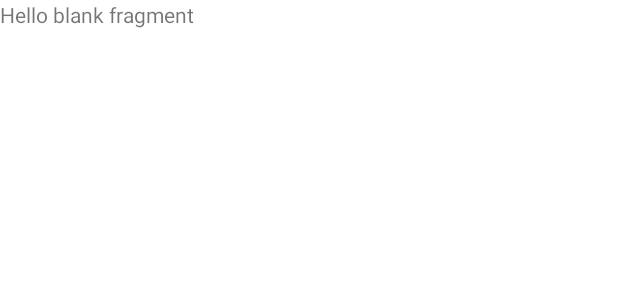
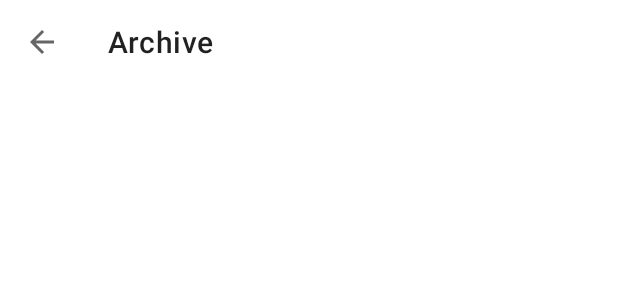
Before and after one commit to william-waiyanhtat/Progress, an Android app: the layout fragment_archive.xml on its own in the app's theme, with its tools: preview values and no code run, on a phone screen of 412 x 824 dp. Shown: the top 300 px of the screen. Run offline under Robolectric (Android 15) with nearby library versions, the phone set to English and light mode, and no system bars.

Commit message:
Add Button Change to toolbar

```diff
--- a/app/src/main/res/layout/fragment_archive.xml
+++ b/app/src/main/res/layout/fragment_archive.xml
@@ -1,14 +1,28 @@
 <?xml version="1.0" encoding="utf-8"?>
-<FrameLayout xmlns:android="http://schemas.android.com/apk/res/android"
+<androidx.constraintlayout.widget.ConstraintLayout xmlns:android="http://schemas.android.com/apk/res/android"
+    xmlns:app="http://schemas.android.com/apk/res-auto"
     xmlns:tools="http://schemas.android.com/tools"
     android:layout_width="match_parent"
     android:layout_height="match_parent"
     tools:context=".ui.fragment.ArchiveFragment">
 
-    <!-- TODO: Update blank fragment layout -->
-    <TextView
+    <androidx.appcompat.widget.Toolbar
+        android:id="@+id/toolbar2"
         android:layout_width="match_parent"
-        android:layout_height="match_parent"
-        android:text="@string/hello_blank_fragment" />
+        android:layout_height="wrap_content"
+        app:layout_constraintEnd_toEndOf="parent"
+        app:layout_constraintStart_toStartOf="parent"
+        app:layout_constraintTop_toTopOf="parent"
+        app:title="Archive"
+        android:elevation="8dp"
+        app:navigationIcon="?attr/homeAsUpIndicator"/>
 
-</FrameLayout>
+    <androidx.recyclerview.widget.RecyclerView
+        android:layout_width="match_parent"
+        android:layout_height="0dp"
+        app:layout_constraintBottom_toBottomOf="parent"
+        app:layout_constraintEnd_toEndOf="parent"
+        app:layout_constraintStart_toStartOf="parent"
+        app:layout_constraintTop_toBottomOf="@+id/toolbar2" />
+
+</androidx.constraintlayout.widget.ConstraintLayout>
```
Also changed, not shown: app/src/main/java/com/celestial/progress/ui/fragment/ArchiveFragment.kt (+3 -32 lines), app/src/main/java/com/celestial/progress/ui/fragment/DashboardFragment.kt (+59 -23 lines), app/src/main/res/layout/fragment_dashboard.xml (+11 -11 lines), app/src/main/res/menu/btm_menu.xml (+32 -21 lines), app/src/main/res/navigation/nav_graph.xml (+12 -0 lines).
